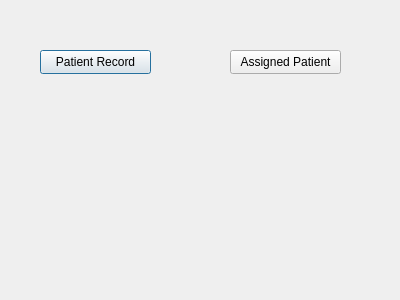
Qt form nurse.ui (fatimanageh/cs2LabProject) before a commit.
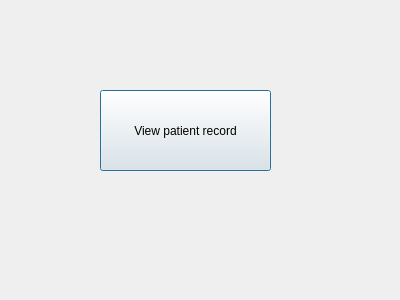
The same form after that commit.

```diff
--- a/nurse.ui
+++ b/nurse.ui
@@ -16,27 +16,14 @@
   <widget class="QPushButton" name="pushButton">
    <property name="geometry">
     <rect>
-     <x>40</x>
-     <y>50</y>
-     <width>111</width>
-     <height>24</height>
+     <x>100</x>
+     <y>90</y>
+     <width>171</width>
+     <height>81</height>
     </rect>
    </property>
    <property name="text">
-    <string>Patient Record</string>
-   </property>
-  </widget>
-  <widget class="QPushButton" name="assignedPatient">
-   <property name="geometry">
-    <rect>
-     <x>230</x>
-     <y>50</y>
-     <width>111</width>
-     <height>24</height>
-    </rect>
-   </property>
-   <property name="text">
-    <string>Assigned Patient</string>
+    <string>View patient record</string>
    </property>
   </widget>
  </widget>
```
Left out of the diff: 2 changed lines with no effect on the pictures.
